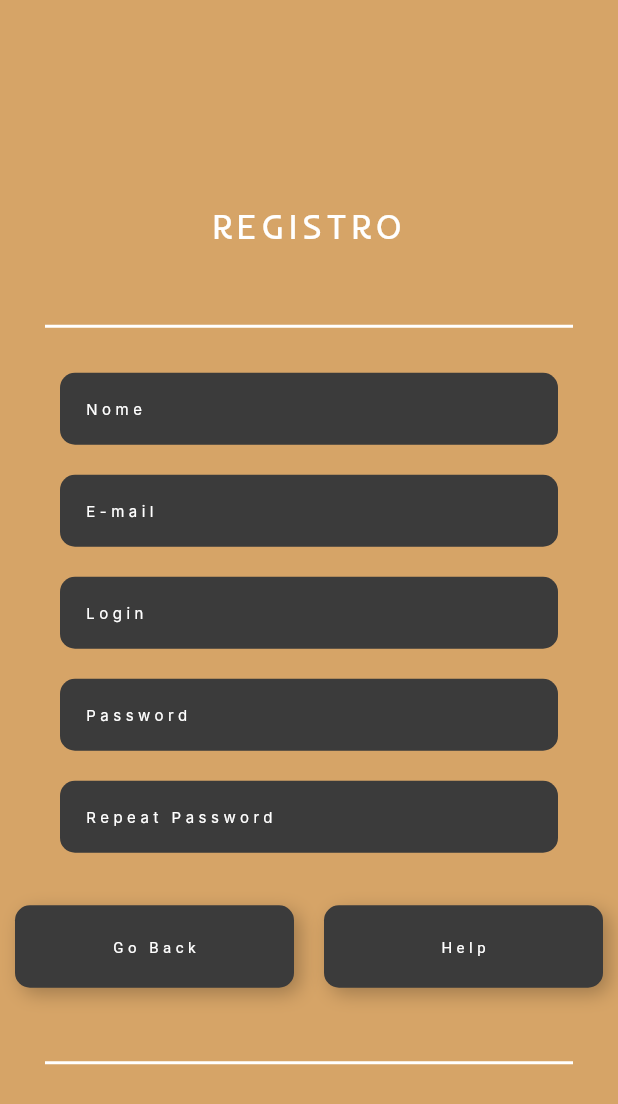
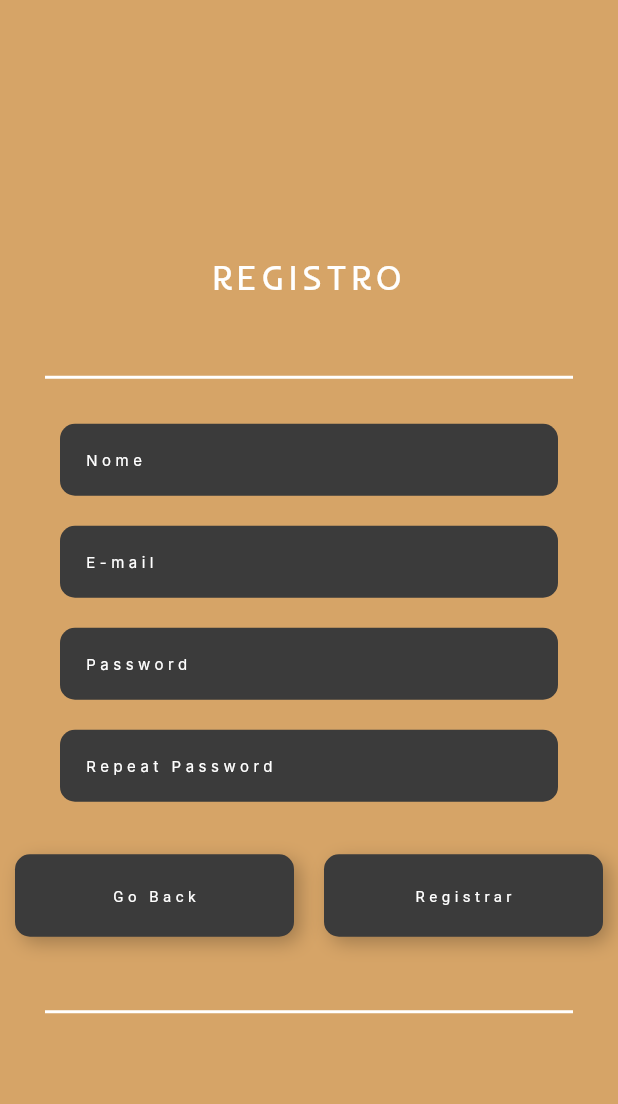
Before and after one commit to VictorAlexandreMuller/Frontend, a Flutter app: the RegisterPage screen opened by its route, after a tap on "Go Back", after a tap on "Cadastrar", on a phone screen of 412 x 824 dp. Shown: the top 1104 px of the screen. Run offline on Flutter 3.47's test engine with Material 3 defaults, Android fonts, the phone set to English and light mode, and no system bars; our stand-ins replace go_router, shared_preferences; accounts and stored records are empty; network calls fail; Roboto replaces fonts that are missing (InriaSans, Inter).

Commit message:
Registrar usuarios

```diff
--- a/lib/pages/login/register_page.dart
+++ b/lib/pages/login/register_page.dart
@@ -1,4 +1,6 @@
+import 'package:festora/models/UsuarioRegisterModel';
 import 'package:festora/pages/login/login_page.dart';
+import 'package:festora/services/registro_service.dart';
 import 'package:flutter/cupertino.dart';
 import 'package:flutter/material.dart';
 import 'package:go_router/go_router.dart';
@@ -16,12 +18,35 @@ class RegisterPage extends StatefulWidget {
 }
 
 class _RegisterPage extends State<RegisterPage> {
+  final TextEditingController _nomeController = TextEditingController();
+  final TextEditingController _emailController = TextEditingController();
+  final TextEditingController _passwordController = TextEditingController();
+  final TextEditingController _repeatPasswordController = TextEditingController();
+
+  @override
+  void dispose() {
+    _nomeController.dispose();
+    _emailController.dispose();
+    _passwordController.dispose();
+    _repeatPasswordController.dispose();
+    super.dispose();
+  }
+
+  void _register() {
+    final nome = _nomeController.text;
+    final email = _emailController.text;
+    final password = _passwordController.text;
+    final repeatPassword = _repeatPasswordController.text;
+
+   Future<bool> result = RegistroService().criarUsuario(UsuarioRegisterModel(nome: nome, email: email, password: password, repeatPassword: repeatPassword));
+  }
+
   @override
   Widget build(BuildContext context) {
     return GestureDetector(
       onTap: () => FocusScope.of(context).unfocus(),
       child: Scaffold(
-        backgroundColor: Color(0xFFd6a467),
+        backgroundColor: const Color(0xFFd6a467),
         body: Container(child: homePage()),
       ),
     );
@@ -35,13 +60,13 @@ class _RegisterPage extends State<RegisterPage> {
         crossAxisAlignment: CrossAxisAlignment.center,
         children: [
           homeTitle(),
-          SizedBox(height: 50),
+          const SizedBox(height: 50),
           mainDivider(),
-          SizedBox(height: 20),
+          const SizedBox(height: 20),
           inputGroup(),
-          SizedBox(height: 25),
+          const SizedBox(height: 25),
           buttonGroup(),
-          SizedBox(height: 50),
+          const SizedBox(height: 50),
           mainDivider(),
         ],
       ),
@@ -49,7 +74,7 @@ class _RegisterPage extends State<RegisterPage> {
   }
 
   Widget homeTitle() {
-    return Text(
+    return const Text(
       "REGISTRO",
       textAlign: TextAlign.center,
       style: TextStyle(
@@ -63,7 +88,7 @@ class _RegisterPage extends State<RegisterPage> {
   }
 
   Widget mainDivider() {
-    return Divider(
+    return const Divider(
       height: 1,
       thickness: 2,
       color: Colors.white,
@@ -80,22 +105,22 @@ class _RegisterPage extends State<RegisterPage> {
           InputLogin(
             label: 'Nome',
             isPassword: false,
+            controller: _nomeController,
           ),
           InputLogin(
             label: 'E-mail',
             isPassword: false,
-          ),
-          InputLogin(
-            label: 'Login',
-            isPassword: false,
+            controller: _emailController,
           ),
           InputLogin(
             label: 'Password',
             isPassword: true,
+            controller: _passwordController,
           ),
           InputLogin(
             label: 'Repeat Password',
             isPassword: true,
+            controller: _repeatPasswordController,
           ),
         ],
       ),
@@ -128,9 +153,10 @@ class _RegisterPage extends State<RegisterPage> {
               child: Padding(
                 padding: const EdgeInsets.symmetric(horizontal: 10),
                 child: ButtonLogin(
-                  text: 'Help',
+                  text: 'Registrar',
                   enabled: true,
                   rounded: false,
+                  onPressed: _register,
                 ),
               ),
             ),
```
Also changed, not shown: lib/services/registro_service.dart (added, +22 -0 lines), 1 other file.
